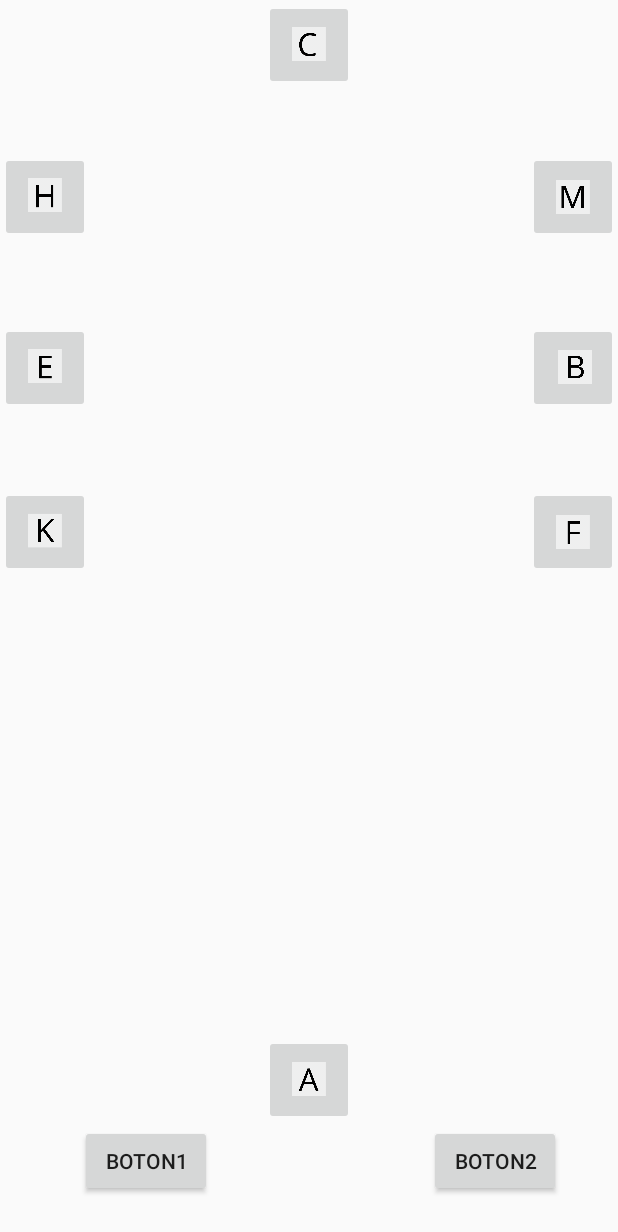
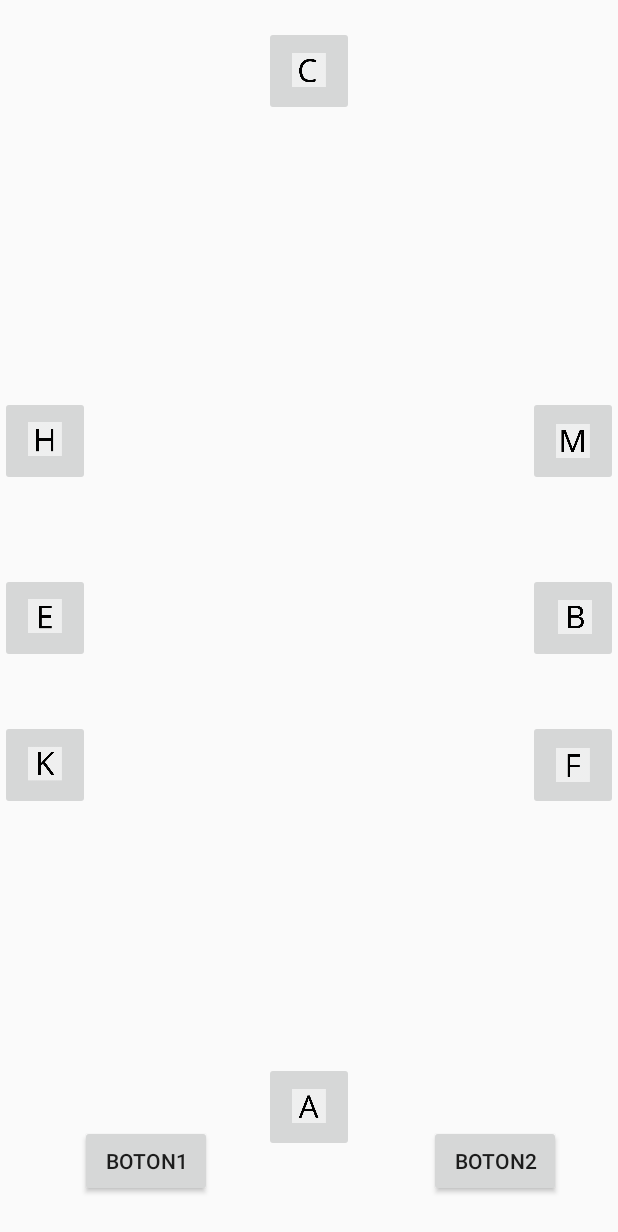
Before and after one commit to cfsottile/cdtrote, an Android app: the layout activity_game.xml on its own in the app's theme, with its tools: preview values and no code run, on a phone screen of 412 x 824 dp. Shown: the top 1232 px of the screen. Run offline under Robolectric (Android 15) with nearby library versions, the phone set to English and light mode, and no system bars.

Commit message:
fix track table 3

```diff
--- a/app/src/main/java/laboratorio/juegocei/GameView.java
+++ b/app/src/main/java/laboratorio/juegocei/GameView.java
@@ -146,7 +146,7 @@ public class GameView extends SurfaceView implements Runnable {
 
     private void setUpLogicElements() {
         horse = new Horse(BitmapFactory.decodeResource(getResources(), R.drawable.horse), getResources(), getContext());
-        track = (new Tracks(screenX, screenY, letters())).table4();
+        track = (new Tracks(screenX, screenY, letters())).table3();
     }
 
 
--- a/app/src/main/res/layout/activity_game.xml
+++ b/app/src/main/res/layout/activity_game.xml
@@ -1,7 +1,6 @@
 <?xml version="1.0" encoding="utf-8"?>
 <RelativeLayout xmlns:android="http://schemas.android.com/apk/res/android"
     xmlns:app="http://schemas.android.com/apk/res-auto"
-    xmlns:tools="http://schemas.android.com/tools"
     android:layout_width="fill_parent"
     android:layout_height="fill_parent"
     android:orientation="vertical"
@@ -19,7 +18,7 @@
             android:layout_marginBottom="26dp"
             android:layout_marginLeft="53dp"
             android:layout_marginStart="53dp"
-            android:text="Boton1" />
+            android:text="@string/boton1" />
 
         <Button
             android:id="@+id/button2"
@@ -32,7 +31,7 @@
             android:layout_alignParentRight="true"
             android:layout_marginEnd="38dp"
             android:layout_marginRight="38dp"
-            android:text="Boton2" />
+            android:text="@string/boton2" />
 
         <ImageButton
             android:id="@+id/letterM"
@@ -40,8 +39,7 @@
             android:layout_height="60dp"
             android:layout_alignParentEnd="true"
             android:layout_alignParentRight="true"
-            android:layout_below="@+id/letterC"
-            android:layout_marginTop="41dp"
+            android:layout_alignTop="@+id/letterH"
             android:cropToPadding="true"
             android:scaleType="centerCrop"
             app:srcCompat="@drawable/letter_m" />
@@ -53,7 +51,7 @@
             android:layout_alignParentEnd="true"
             android:layout_alignParentRight="true"
             android:layout_below="@+id/letterB"
-            android:layout_marginTop="49dp"
+            android:layout_marginTop="38dp"
             android:cropToPadding="true"
             android:scaleType="centerCrop"
             app:srcCompat="@drawable/letter_f" />
@@ -64,7 +62,7 @@
             android:layout_height="60dp"
             android:layout_alignParentEnd="true"
             android:layout_alignParentRight="true"
-            android:layout_alignTop="@+id/letterE"
+            android:layout_centerVertical="true"
             android:cropToPadding="true"
             android:scaleType="centerCrop"
             app:srcCompat="@drawable/letter_b" />
@@ -75,8 +73,7 @@
             android:layout_height="60dp"
             android:layout_alignParentLeft="true"
             android:layout_alignParentStart="true"
-            android:layout_below="@+id/letterC"
-            android:layout_marginTop="155dp"
+            android:layout_alignTop="@+id/letterB"
             android:cropToPadding="true"
             android:scaleType="centerCrop"
             app:srcCompat="@drawable/letter_e" />
@@ -85,11 +82,13 @@
             android:id="@+id/letterH"
             android:layout_width="60dp"
             android:layout_height="60dp"
+            android:layout_above="@+id/letterB"
             android:layout_alignParentLeft="true"
             android:layout_alignParentStart="true"
-            android:layout_alignTop="@+id/letterM"
+            android:layout_marginBottom="58dp"
             android:cropToPadding="true"
             android:scaleType="centerCrop"
+            android:visibility="visible"
             app:srcCompat="@drawable/letter_h" />
 
         <ImageButton
@@ -107,9 +106,10 @@
             android:id="@+id/letterA"
             android:layout_width="60dp"
             android:layout_height="60dp"
-            android:layout_above="@+id/button1"
+            android:layout_alignBottom="@+id/button1"
             android:layout_alignLeft="@+id/letterC"
             android:layout_alignStart="@+id/letterC"
+            android:layout_marginBottom="30dp"
             android:cropToPadding="true"
             android:scaleType="centerCrop"
             app:srcCompat="@drawable/letter_a" />
@@ -120,6 +120,7 @@
             android:layout_height="60dp"
             android:layout_alignParentTop="true"
             android:layout_centerHorizontal="true"
+            android:layout_marginTop="17dp"
             android:cropToPadding="true"
             android:scaleType="centerCrop"
             app:srcCompat="@drawable/letter_c" />
--- a/app/src/main/res/values/strings.xml
+++ b/app/src/main/res/values/strings.xml
@@ -1,4 +1,6 @@
 <resources>
     <string name="app_name">DRESSAGE</string>
     <string name="title_activity_main">MainActivity</string>
+    <string name="boton1">Boton1</string>
+    <string name="boton2">Boton2</string>
 </resources>
```
Also changed, not shown: app/src/main/java/laboratorio/juegocei/Tracks.java (+8 -8 lines).
